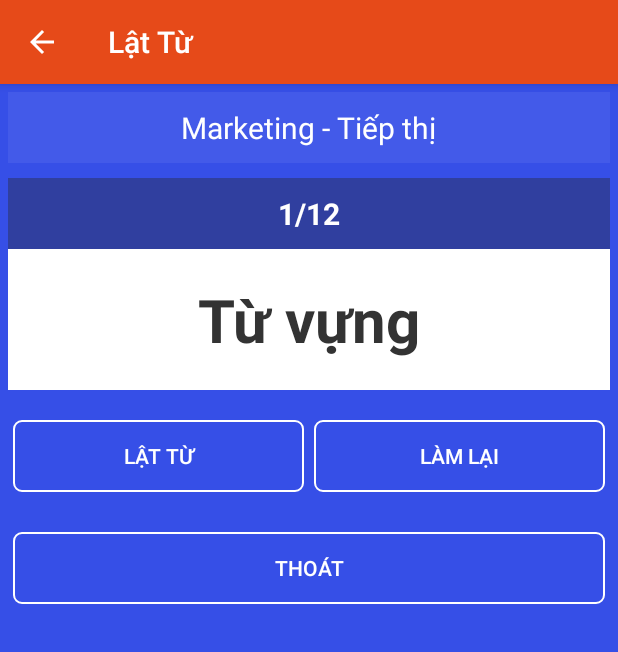
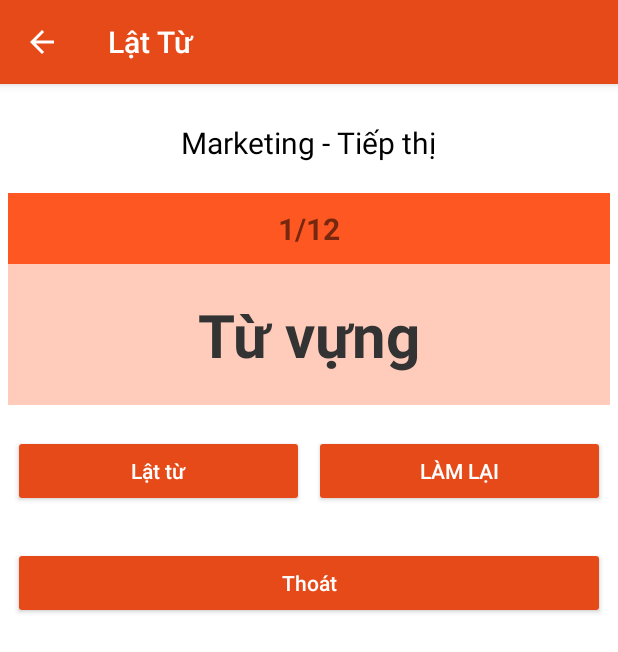
Before and after one commit to kentdzai/ToeicWords-bak, an Android app: the LattuActivity screen opened directly, with no data from a screen before it, on a phone screen of 412 x 824 dp. Shown: the top 652 px of the screen. Run offline under Robolectric (Android 15) with nearby library versions, the phone set to English and light mode, and no system bars; 3 statements that could not run were skipped.

Commit message:
Update layout

```diff
--- a/app/src/main/res/layout/activity_lattu.xml
+++ b/app/src/main/res/layout/activity_lattu.xml
@@ -2,68 +2,63 @@
 <ScrollView xmlns:android="http://schemas.android.com/apk/res/android"
     xmlns:tools="http://schemas.android.com/tools"
     android:layout_width="match_parent"
-    android:background="#364fe7"
-    android:layout_height="match_parent">
+    android:layout_height="match_parent"
+    android:background="@color/white">
 
     <LinearLayout
         android:layout_width="match_parent"
         android:layout_height="match_parent"
-    android:paddingTop="5dp"
+        android:orientation="vertical"
+        android:paddingBottom="10dp"
         android:paddingLeft="5dp"
         android:paddingRight="5dp"
-    android:paddingBottom="10dp"
-    android:orientation="vertical"
+        android:paddingTop="5dp"
         tools:context="com.groupthree.toeicword.controller.luyentap.TracNghiemActivity">
 
-    <LinearLayout
-        android:id="@+id/ll1"
-        android:orientation="vertical"
-        android:layout_alignParentTop="true"
-        android:layout_marginBottom="10dp"
-        style="@style/my_layout">
 
         <TextView
             android:id="@+id/tvChuDe2"
-            android:textSize="20sp"
-            android:textColor="#fff"
-            android:layout_gravity="center"
             android:layout_width="wrap_content"
             android:layout_height="wrap_content"
-            android:text="Marketing - Tiếp thị"/>
+            android:layout_gravity="center"
+            android:padding="20dp"
+            android:text="Marketing - Tiếp thị"
+            android:textColor="@color/black"
+            android:textSize="20sp" />
 
-    </LinearLayout>
 
         <LinearLayout
+            android:id="@+id/llTuVung"
+            android:layout_width="match_parent"
+            android:layout_height="wrap_content"
             android:background="#fff"
-        android:id="@+id/llTuVung"
-        android:orientation="vertical"
-        android:layout_width="match_parent"
-        android:layout_height="wrap_content">
+            android:orientation="vertical">
 
             <TextView
                 android:id="@+id/tvSTTCauHoi2"
+                android:layout_width="match_parent"
+                android:layout_height="wrap_content"
+
+                android:background="@color/primary"
                 android:gravity="center"
                 android:paddingBottom="10dp"
                 android:paddingTop="10dp"
-            android:textStyle="bold"
-            android:textColor="#fff"
+                android:text="1/12"
                 android:textSize="20sp"
-            android:background="#303f9f"
-            android:layout_width="match_parent"
-            android:layout_height="wrap_content"
-            android:text="1/12"/>
+                android:textStyle="bold" />
 
             <TextView
                 android:id="@+id/tvTuVung2"
-            android:text="Từ vựng"
                 android:layout_width="match_parent"
                 android:layout_height="wrap_content"
+                android:background="@color/primary_light"
                 android:gravity="center"
                 android:paddingBottom="20dp"
                 android:paddingTop="20dp"
-            android:textStyle="bold"
+                android:text="Từ vựng"
                 android:textColor="#333"
-            android:textSize="40sp"/>
+                android:textSize="40sp"
+                android:textStyle="bold" />
 
 
         </LinearLayout>
@@ -75,34 +70,41 @@
 
             <Button
                 android:id="@+id/btnLatTu"
-            style="@style/my_button"
-            android:layout_marginTop="20dp"
+                android:layout_width="match_parent"
+                android:layout_height="wrap_content"
+                android:layout_marginBottom="3dp"
+
                 android:layout_marginLeft="3dp"
                 android:layout_marginRight="3dp"
-            android:layout_marginBottom="3dp"
+                android:layout_marginTop="20dp"
                 android:layout_weight="1"
-            android:text="Lật từ" />
+                android:text="Lật từ"
+                android:theme="@style/btnLuyenTap" />
 
             <Button
                 android:id="@+id/btnTiepTheo"
-            style="@style/my_button"
-            android:layout_marginTop="20dp"
+                android:layout_width="match_parent"
+                android:layout_height="wrap_content"
+                android:layout_marginBottom="3dp"
                 android:layout_marginLeft="3dp"
                 android:layout_marginRight="3dp"
-            android:layout_marginBottom="3dp"
+                android:layout_marginTop="20dp"
                 android:layout_weight="1"
-            android:text="Từ tiếp theo" />
+                android:text="Từ tiếp theo"
+                android:theme="@style/btnLuyenTap" />
 
         </LinearLayout>
 
         <Button
             android:id="@+id/btnThoat"
+            android:layout_width="match_parent"
+            android:layout_height="wrap_content"
             android:layout_marginBottom="10dp"
             android:layout_marginLeft="3dp"
             android:layout_marginRight="3dp"
             android:layout_marginTop="3dp"
-        style="@style/my_button"
-        android:text="Thoát" />
+            android:text="Thoát"
+            android:theme="@style/btnLuyenTap" />
 
 
     </LinearLayout>
--- a/app/src/main/res/layout/activity_luyen_nghe.xml
+++ b/app/src/main/res/layout/activity_luyen_nghe.xml
@@ -15,7 +15,7 @@
         <LinearLayout
             android:layout_width="match_parent"
             android:layout_height="120dp"
-            android:background="@color/blue_btn_bg_pressed_color"
+            android:background="@color/primary_light"
             android:gravity="center"
             android:orientation="vertical">
 
@@ -23,13 +23,13 @@
                 android:id="@+id/btnnListen"
                 android:layout_width="wrap_content"
                 android:layout_height="wrap_content"
-                android:background="@color/blue_btn_bg_pressed_color"
+                android:background="@color/primary_light"
                 android:src="@mipmap/ic_speak" />
 
             <TextView
                 android:layout_width="wrap_content"
                 android:layout_height="wrap_content"
-                android:text="Nhấn nút để nghe lại" />
+                android:text="Nhấn để nghe lại" />
         </LinearLayout>
 
         <LinearLayout
@@ -38,7 +38,6 @@
             android:layout_marginTop="15dp"
             android:orientation="vertical"
             android:padding="10dp">
-
 
             <Button
                 android:id="@+id/btnnAns1"
--- a/app/src/main/res/layout/activity_luyen_noi.xml
+++ b/app/src/main/res/layout/activity_luyen_noi.xml
@@ -20,7 +20,7 @@
         android:id="@+id/tvnWord"
         android:layout_width="match_parent"
         android:layout_height="60dp"
-        android:background="@color/blue_btn_bg_pressed_color"
+        android:background="@color/primary_light"
         android:gravity="center"
         android:text="Resolve"
         android:textSize="25sp"
--- a/app/src/main/res/layout/activity_nghe_lap.xml
+++ b/app/src/main/res/layout/activity_nghe_lap.xml
@@ -20,7 +20,7 @@
         android:id="@+id/tvnlWord"
         android:layout_width="match_parent"
         android:layout_height="60dp"
-        android:background="@color/blue_btn_bg_pressed_color"
+        android:background="@color/primary_light"
         android:gravity="center"
         android:text="Resolve"
         android:textSize="25sp"
@@ -52,7 +52,7 @@
         android:id="@+id/tvnlSentence"
         android:layout_width="match_parent"
         android:layout_height="wrap_content"
-        android:background="@color/blue_btn_bg_pressed_color"
+        android:background="@color/primary_light"
         android:gravity="center"
         android:padding="20dp"
         android:text="The mediator was able to (resolve) the problem to everyone's satisfaction"
--- a/app/src/main/res/layout/luyen_tap_dialog.xml
+++ b/app/src/main/res/layout/luyen_tap_dialog.xml
@@ -1,5 +1,4 @@
 <?xml version="1.0" encoding="utf-8"?>
-
 <LinearLayout xmlns:android="http://schemas.android.com/apk/res/android"
     android:layout_width="match_parent"
     android:layout_height="match_parent"
@@ -8,10 +7,10 @@
     <TextView
         android:layout_width="match_parent"
         android:layout_height="wrap_content"
-        android:background="#E64A19"
+        android:background="@color/primary_dark"
         android:padding="13dp"
         android:text="Chọn hình thức luyện tập"
-        android:textColor="#fff"
+        android:textColor="@color/white"
         android:textSize="20sp" />
 
     <ListView
```
Lines whose indentation alone changed are shown as unchanged.
